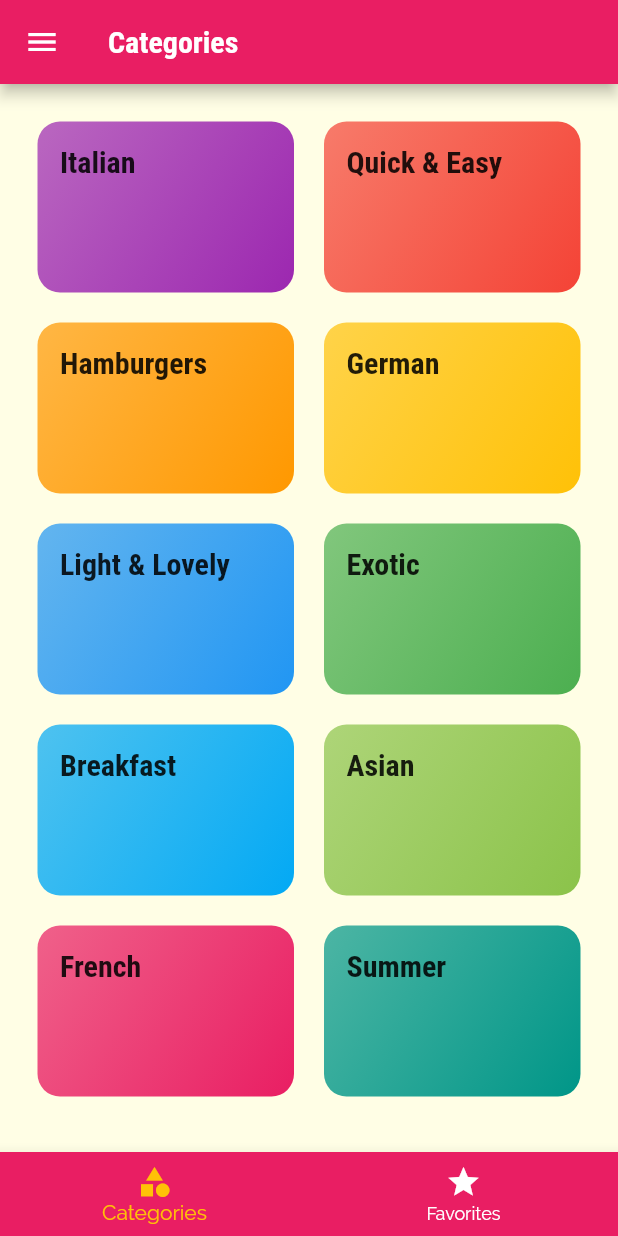
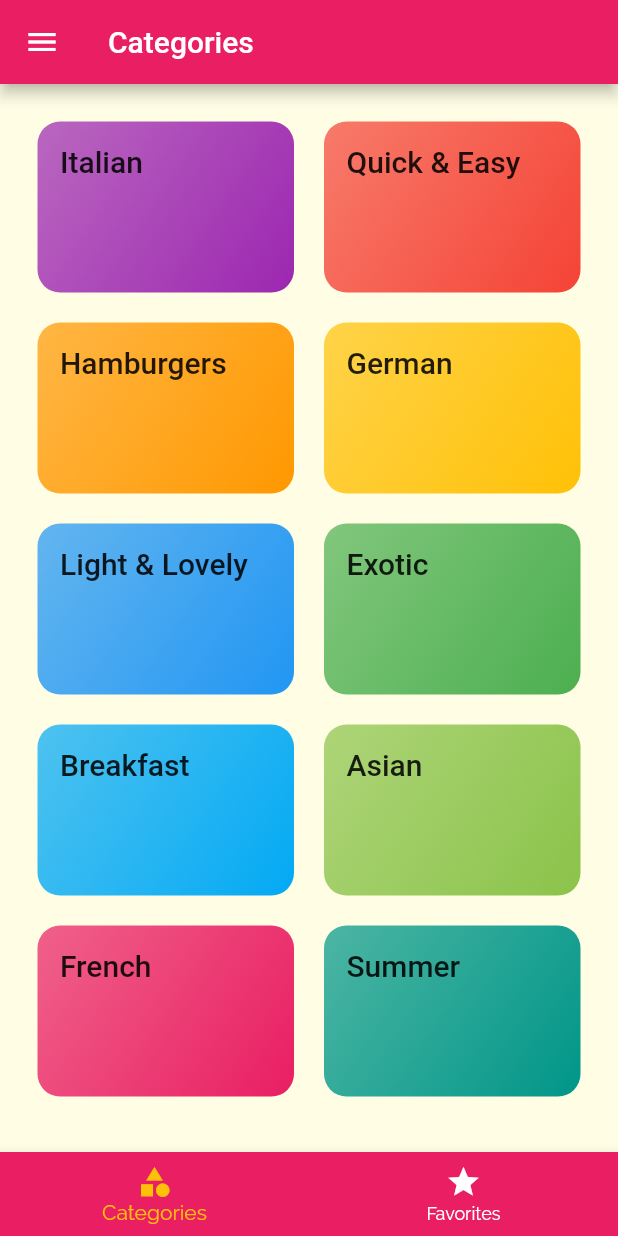
Before and after one commit to pravin5551/Meals-App-, a Flutter app: the screen it shows after launch, on a phone screen of 412 x 824 dp. Run offline on Flutter 3.47's test engine with Material 2 defaults, Android fonts, the phone set to English and light mode, and no system bars.

```diff
--- a/mealapp/lib/main.dart
+++ b/mealapp/lib/main.dart
@@ -71,20 +71,20 @@ class _MyAppState extends State<MyApp> {
   Widget build(BuildContext context) {
     return MaterialApp(
       debugShowCheckedModeBanner: false,
-      title: 'DeliMeals',
+      // title: 'DeliMeals',
       theme: ThemeData(
         primarySwatch: Colors.pink,
         accentColor: Colors.amber,
         canvasColor: Color.fromRGBO(255, 254, 229, 1),
         fontFamily: 'Raleway',
         textTheme: ThemeData.light().textTheme.copyWith(
-            body1: TextStyle(
+            bodyText1: TextStyle(
               color: Color.fromRGBO(20, 51, 51, 1),
             ),
-            body2: TextStyle(
+            bodyText2: TextStyle(
               color: Color.fromRGBO(20, 51, 51, 1),
             ),
-            title: TextStyle(
+            subtitle1: TextStyle(
               fontSize: 20,
               fontFamily: 'RobotoCondensed',
               fontWeight: FontWeight.bold,
```
